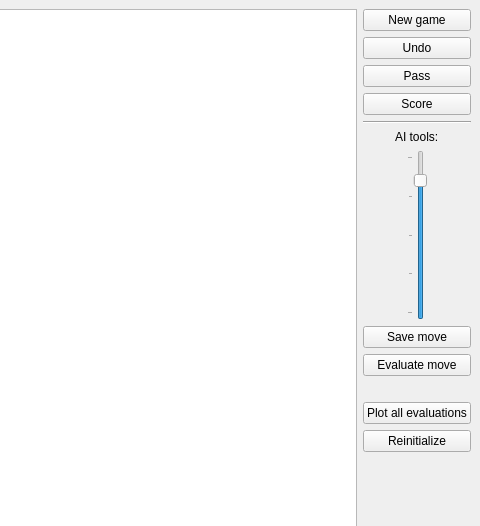
The window that TrigoTrain/src/mainwindow.ui (jhlq/Qt) describes before a commit, drawn with Qt 5; both pictures show x 420 to 900 and y 0 to 526 of the 900 by 700 pixel window.
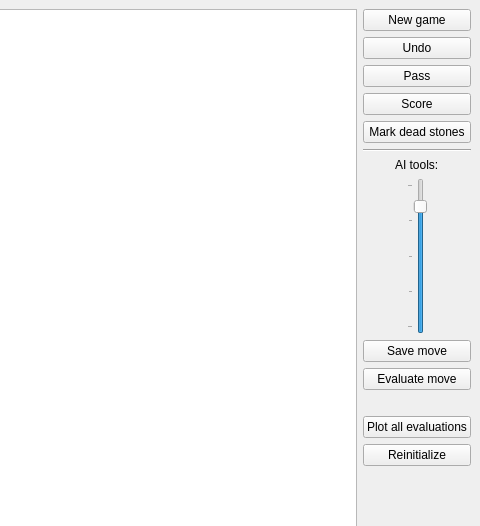
The same window after the commit.

The edit to the form file:
```diff
--- a/TrigoTrain/src/mainwindow.ui
+++ b/TrigoTrain/src/mainwindow.ui
@@ -57,6 +57,13 @@
           </property>
          </widget>
         </item>
+        <item>
+         <widget class="QPushButton" name="autoMarkButton">
+          <property name="text">
+           <string>Mark dead stones</string>
+          </property>
+         </widget>
+        </item>
         <item>
          <widget class="Line" name="line">
           <property name="orientation">
```
